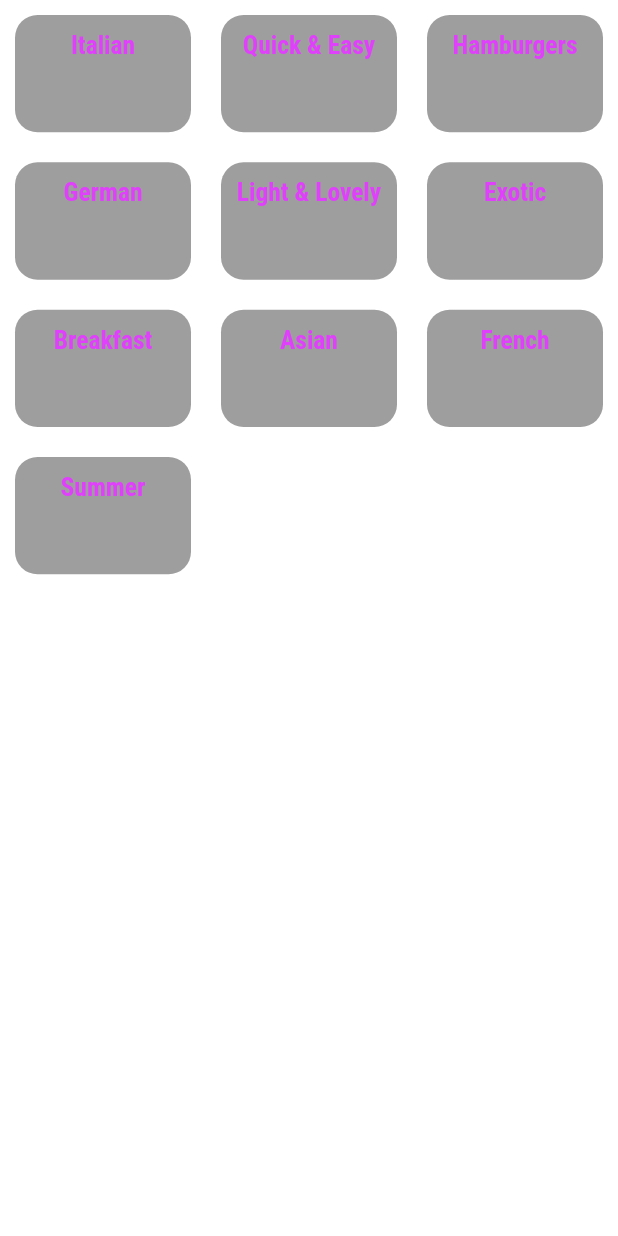
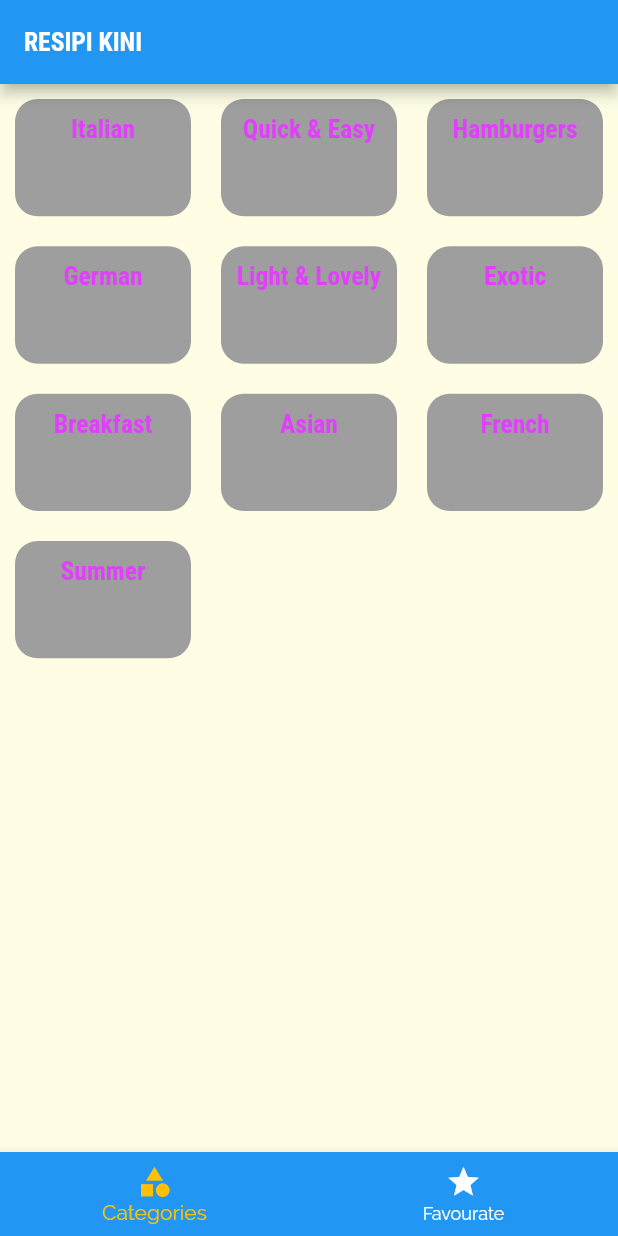
Before and after one commit to fadzlitown/resipikini, a Flutter app: the screen it shows after launch, on a phone screen of 412 x 824 dp. Run offline on Flutter 3.47's test engine with Material 2 defaults, Android fonts, the phone set to English and light mode, and no system bars.

Commit message:
Tabs Screen - Added const.dart as a global variables - Created TabsScreen which hold screens, appbar, body & bottomNavigationBar

```diff
--- /dev/null
+++ b/lib/TabsScreen.dart
@@ -0,0 +1,68 @@
+import 'package:flutter/material.dart';
+
+import 'categories_screen.dart';
+import 'const.dart' as globals;
+
+/// This Tabs Screen required a state to saved in app
+/// eg. init pages, list meals. Hence, StatefulWidget is needed
+class TabsScreen extends StatefulWidget {
+  String title;
+
+  @override
+  _TabsScreenState createState() => _TabsScreenState();
+
+  TabsScreen({this.title});
+}
+
+class _TabsScreenState extends State<TabsScreen> {
+  int _selectedPageIndex = 0;
+  List<Map<String, Object>> _pages;
+
+  @override
+  void initState() {
+    //load data
+    _pages = [
+      {
+        'page': CategoriesScreen(title: widget.title),
+        'title': globals.Const.PAGE_1
+      },
+      {'page': Container(), 'title': globals.Const.PAGE_2}
+    ];
+    super.initState();
+  }
+
+  void _selectedPage(int value) {
+    setState(() {
+      _selectedPageIndex = value;
+    });
+  }
+
+  @override
+  Widget build(BuildContext context) {
+    /// any widget screen needs to wrap with Scaffold
+    return Scaffold(
+      appBar: AppBar(
+        title: Text(widget.title),
+      ),
+      body: _pages[_selectedPageIndex]['page'],
+      bottomNavigationBar: BottomNavigationBar(
+        onTap: _selectedPage,
+        backgroundColor: Theme.of(context).primaryColor,
+        unselectedItemColor: Colors.white,
+        selectedItemColor: Theme.of(context).accentColor,
+        currentIndex: _selectedPageIndex,
+        // type: BottomNavigationBarType.fixed,
+        items: [
+          BottomNavigationBarItem(
+              icon: Icon(Icons.category),
+              title: Text(globals.Const.PAGE_1),
+              backgroundColor: Theme.of(context).primaryColor),
+          BottomNavigationBarItem(
+              icon: Icon(Icons.star),
+              title: Text(globals.Const.PAGE_2),
+              backgroundColor: Theme.of(context).primaryColor)
+        ],
+      ),
+    );
+  }
+}
--- /dev/null
+++ b/lib/const.dart
@@ -0,0 +1,9 @@
+class Const {
+  static var APP_NAME = 'RESIPI KINI';
+  static var FONT_FAMILY_RALEYWAY = 'Raleway';
+  static var FONT_FAMILY_ROBOTO = 'RobotoCondensed';
+
+  ///Tabs Screen
+  static var PAGE_1 = 'Categories';
+  static var PAGE_2 = 'Favourate';
+}
--- a/lib/main.dart
+++ b/lib/main.dart
@@ -1,6 +1,7 @@
 import 'package:flutter/material.dart';
+import 'package:resipikini/TabsScreen.dart';
 
-import 'categories_screen.dart';
+import 'const.dart' as globals;
 
 void main() {
   runApp(MyApp());
@@ -11,23 +12,22 @@ class MyApp extends StatelessWidget {
   @override
   Widget build(BuildContext context) {
     return MaterialApp(
-      title: 'Resipi Kini',
       theme: ThemeData(
           primarySwatch: Colors.blue,
           accentColor: Colors.amber,
           canvasColor: Color.fromRGBO(255, 254, 229, 1),
-          fontFamily: 'Raleway',
+          fontFamily: globals.Const.FONT_FAMILY_RALEYWAY,
           textTheme: ThemeData.light().textTheme.copyWith(
                 body1: TextStyle(color: Colors.orange),
                 body2: TextStyle(color: Colors.orangeAccent),
                 title: TextStyle(
                   color: Colors.purpleAccent,
                   fontSize: 17,
-                  fontFamily: 'RobotoCondensed',
+                  fontFamily: globals.Const.FONT_FAMILY_ROBOTO,
                   fontWeight: FontWeight.bold,
                 ),
               )),
-      home: CategoriesScreen(title: 'Flutter Demo Home Page'),
+      home: TabsScreen(title: globals.Const.APP_NAME),
     );
   }
 }
```
